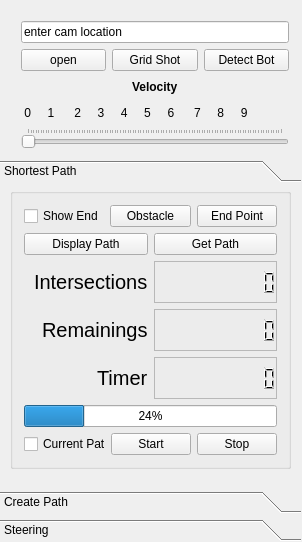
First picture: the form in mainwindow.ui, repository AdamBolfik/Grid_detector, before the edit.
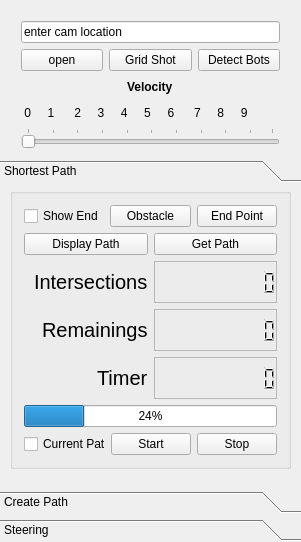
Second picture: the form after the edit.

```diff
--- a/mainwindow.ui
+++ b/mainwindow.ui
@@ -6,7 +6,7 @@
    <rect>
     <x>0</x>
     <y>0</y>
-    <width>302</width>
+    <width>301</width>
     <height>542</height>
    </rect>
   </property>
@@ -650,7 +650,7 @@
      <rect>
       <x>10</x>
       <y>10</y>
-      <width>290</width>
+      <width>281</width>
       <height>149</height>
      </rect>
     </property>
@@ -681,7 +681,7 @@
        <item>
         <widget class="QPushButton" name="detect_bot_button">
          <property name="text">
-          <string>Detect Bot</string>
+          <string>Detect Bots</string>
          </property>
         </widget>
        </item>
```
